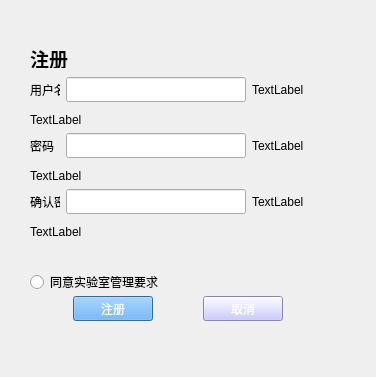
Above: FileManagement/Register.ui from hhyvs111/FileManagement before the change. Below: the same form after it.
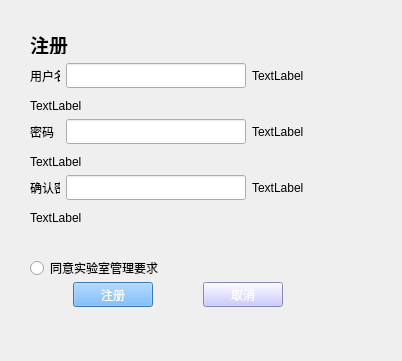
That is the form after the change.

What changed in the file:
```diff
--- a/FileManagement/Register.ui
+++ b/FileManagement/Register.ui
@@ -1,39 +1,23 @@
 <?xml version="1.0" encoding="UTF-8"?>
 <ui version="4.0">
  <class>Register</class>
- <widget class="QDialog" name="Register">
+ <widget class="QWidget" name="Register">
   <property name="geometry">
    <rect>
     <x>0</x>
     <y>0</y>
-    <width>376</width>
-    <height>377</height>
+    <width>402</width>
+    <height>361</height>
    </rect>
   </property>
   <property name="windowTitle">
    <string>Dialog</string>
   </property>
-  <property name="autoFillBackground">
-   <bool>false</bool>
-  </property>
-  <widget class="QLabel" name="userMessage">
-   <property name="geometry">
-    <rect>
-     <x>30</x>
-     <y>112</y>
-     <width>251</width>
-     <height>16</height>
-    </rect>
-   </property>
-   <property name="text">
-    <string>TextLabel</string>
-   </property>
-  </widget>
   <widget class="QLabel" name="passwordMessage">
    <property name="geometry">
     <rect>
      <x>30</x>
-     <y>168</y>
+     <y>154</y>
      <width>271</width>
      <height>16</height>
     </rect>
@@ -42,136 +26,11 @@
     <string>TextLabel</string>
    </property>
   </widget>
-  <widget class="QLabel" name="passwordMessage2">
-   <property name="geometry">
-    <rect>
-     <x>30</x>
-     <y>224</y>
-     <width>271</width>
-     <height>16</height>
-    </rect>
-   </property>
-   <property name="text">
-    <string>TextLabel</string>
-   </property>
-  </widget>
-  <widget class="QRadioButton" name="radioButton">
-   <property name="geometry">
-    <rect>
-     <x>30</x>
-     <y>274</y>
-     <width>131</width>
-     <height>16</height>
-    </rect>
-   </property>
-   <property name="text">
-    <string>同意实验室管理要求</string>
-   </property>
-  </widget>
   <widget class="QWidget" name="layoutWidget">
    <property name="geometry">
     <rect>
      <x>30</x>
-     <y>44</y>
-     <width>88</width>
-     <height>24</height>
-    </rect>
-   </property>
-   <layout class="QHBoxLayout" name="horizontalLayout">
-    <item>
-     <widget class="QLabel" name="label">
-      <property name="text">
-       <string>&lt;html&gt;&lt;head/&gt;&lt;body&gt;&lt;p&gt;&lt;span style=&quot; font-size:14pt; font-weight:600;&quot;&gt;注册&lt;/span&gt;&lt;/p&gt;&lt;/body&gt;&lt;/html&gt;</string>
-      </property>
-     </widget>
-    </item>
-    <item>
-     <spacer name="horizontalSpacer">
-      <property name="orientation">
-       <enum>Qt::Horizontal</enum>
-      </property>
-      <property name="sizeHint" stdset="0">
-       <size>
-        <width>40</width>
-        <height>20</height>
-       </size>
-      </property>
-     </spacer>
-    </item>
-   </layout>
-  </widget>
-  <widget class="QWidget" name="layoutWidget">
-   <property name="geometry">
-    <rect>
-     <x>30</x>
-     <y>74</y>
-     <width>324</width>
-     <height>32</height>
-    </rect>
-   </property>
-   <layout class="QHBoxLayout" name="horizontalLayout_2">
-    <item>
-     <widget class="QLabel" name="userLabel">
-      <property name="minimumSize">
-       <size>
-        <width>30</width>
-        <height>30</height>
-       </size>
-      </property>
-      <property name="maximumSize">
-       <size>
-        <width>30</width>
-        <height>16777215</height>
-       </size>
-      </property>
-      <property name="text">
-       <string>用户名</string>
-      </property>
-     </widget>
-    </item>
-    <item>
-     <widget class="QLineEdit" name="userName">
-      <property name="minimumSize">
-       <size>
-        <width>180</width>
-        <height>20</height>
-       </size>
-      </property>
-      <property name="maximumSize">
-       <size>
-        <width>16777215</width>
-        <height>25</height>
-       </size>
-      </property>
-     </widget>
-    </item>
-    <item>
-     <widget class="QLabel" name="userLogo">
-      <property name="text">
-       <string>TextLabel</string>
-      </property>
-     </widget>
-    </item>
-    <item>
-     <spacer name="horizontalSpacer_10">
-      <property name="orientation">
-       <enum>Qt::Horizontal</enum>
-      </property>
-      <property name="sizeHint" stdset="0">
-       <size>
-        <width>40</width>
-        <height>20</height>
-       </size>
-      </property>
-     </spacer>
-    </item>
-   </layout>
-  </widget>
-  <widget class="QWidget" name="layoutWidget">
-   <property name="geometry">
-    <rect>
-     <x>30</x>
-     <y>130</y>
+     <y>116</y>
      <width>324</width>
      <height>32</height>
     </rect>
@@ -234,11 +93,43 @@
     </item>
    </layout>
   </widget>
-  <widget class="QWidget" name="layoutWidget">
+  <widget class="QWidget" name="layoutWidget_2">
    <property name="geometry">
     <rect>
      <x>30</x>
-     <y>186</y>
+     <y>30</y>
+     <width>88</width>
+     <height>24</height>
+    </rect>
+   </property>
+   <layout class="QHBoxLayout" name="horizontalLayout">
+    <item>
+     <widget class="QLabel" name="label">
+      <property name="text">
+       <string>&lt;html&gt;&lt;head/&gt;&lt;body&gt;&lt;p&gt;&lt;span style=&quot; font-size:14pt; font-weight:600;&quot;&gt;注册&lt;/span&gt;&lt;/p&gt;&lt;/body&gt;&lt;/html&gt;</string>
+      </property>
+     </widget>
+    </item>
+    <item>
+     <spacer name="horizontalSpacer">
+      <property name="orientation">
+       <enum>Qt::Horizontal</enum>
+      </property>
+      <property name="sizeHint" stdset="0">
+       <size>
+        <width>40</width>
+        <height>20</height>
+       </size>
+      </property>
+     </spacer>
+    </item>
+   </layout>
+  </widget>
+  <widget class="QWidget" name="layoutWidget_3">
+   <property name="geometry">
+    <rect>
+     <x>30</x>
+     <y>172</y>
      <width>324</width>
      <height>32</height>
     </rect>
@@ -301,11 +192,24 @@
     </item>
    </layout>
   </widget>
-  <widget class="QWidget" name="layoutWidget">
+  <widget class="QRadioButton" name="radioButton">
    <property name="geometry">
     <rect>
      <x>30</x>
-     <y>296</y>
+     <y>260</y>
+     <width>131</width>
+     <height>16</height>
+    </rect>
+   </property>
+   <property name="text">
+    <string>同意实验室管理要求</string>
+   </property>
+  </widget>
+  <widget class="QWidget" name="layoutWidget_4">
+   <property name="geometry">
+    <rect>
+     <x>30</x>
+     <y>282</y>
      <width>296</width>
      <height>25</height>
     </rect>
@@ -386,6 +290,99 @@
     </item>
    </layout>
   </widget>
+  <widget class="QLabel" name="passwordMessage2">
+   <property name="geometry">
+    <rect>
+     <x>30</x>
+     <y>210</y>
+     <width>271</width>
+     <height>16</height>
+    </rect>
+   </property>
+   <property name="text">
+    <string>TextLabel</string>
+   </property>
+  </widget>
+  <widget class="QLabel" name="userMessage">
+   <property name="geometry">
+    <rect>
+     <x>30</x>
+     <y>98</y>
+     <width>251</width>
+     <height>16</height>
+    </rect>
+   </property>
+   <property name="text">
+    <string>TextLabel</string>
+   </property>
+  </widget>
+  <widget class="QWidget" name="layoutWidget_5">
+   <property name="geometry">
+    <rect>
+     <x>30</x>
+     <y>60</y>
+     <width>324</width>
+     <height>32</height>
+    </rect>
+   </property>
+   <layout class="QHBoxLayout" name="horizontalLayout_2">
+    <item>
+     <widget class="QLabel" name="userLabel">
+      <property name="minimumSize">
+       <size>
+        <width>30</width>
+        <height>30</height>
+       </size>
+      </property>
+      <property name="maximumSize">
+       <size>
+        <width>30</width>
+        <height>16777215</height>
+       </size>
+      </property>
+      <property name="text">
+       <string>用户名</string>
+      </property>
+     </widget>
+    </item>
+    <item>
+     <widget class="QLineEdit" name="userName">
+      <property name="minimumSize">
+       <size>
+        <width>180</width>
+        <height>20</height>
+       </size>
+      </property>
+      <property name="maximumSize">
+       <size>
+        <width>16777215</width>
+        <height>25</height>
+       </size>
+      </property>
+     </widget>
+    </item>
+    <item>
+     <widget class="QLabel" name="userLogo">
+      <property name="text">
+       <string>TextLabel</string>
+      </property>
+     </widget>
+    </item>
+    <item>
+     <spacer name="horizontalSpacer_10">
+      <property name="orientation">
+       <enum>Qt::Horizontal</enum>
+      </property>
+      <property name="sizeHint" stdset="0">
+       <size>
+        <width>40</width>
+        <height>20</height>
+       </size>
+      </property>
+     </spacer>
+    </item>
+   </layout>
+  </widget>
  </widget>
  <tabstops>
   <tabstop>userName</tabstop>
```
Left out of the diff: 49 changed lines with no effect on the pictures.
